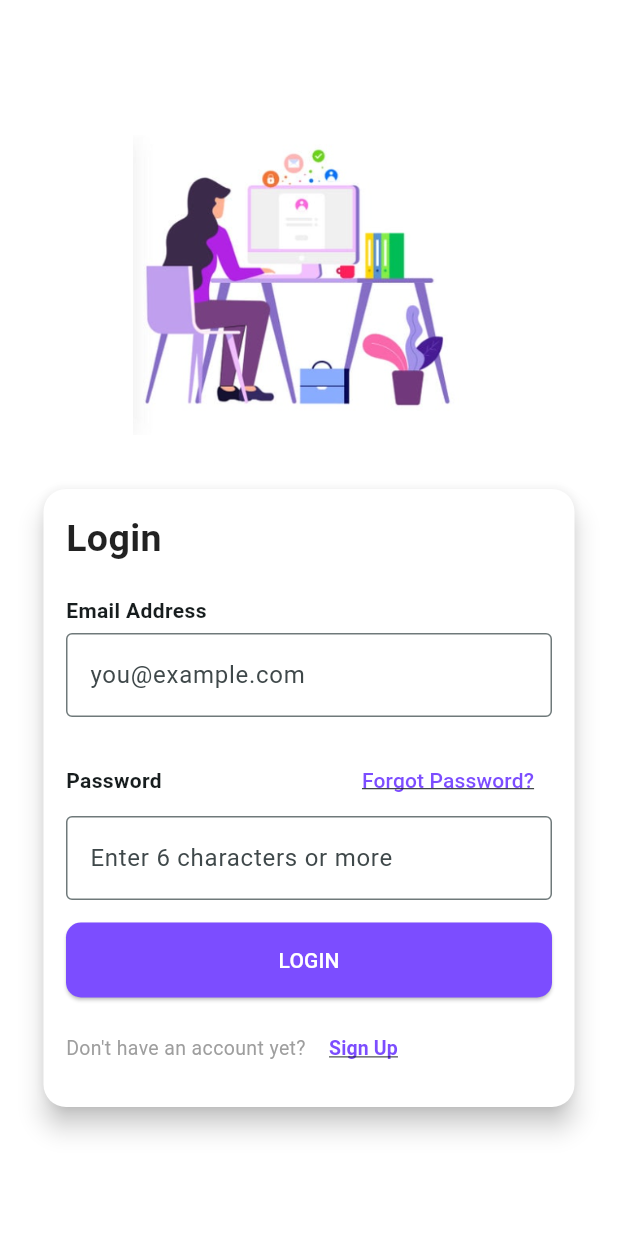
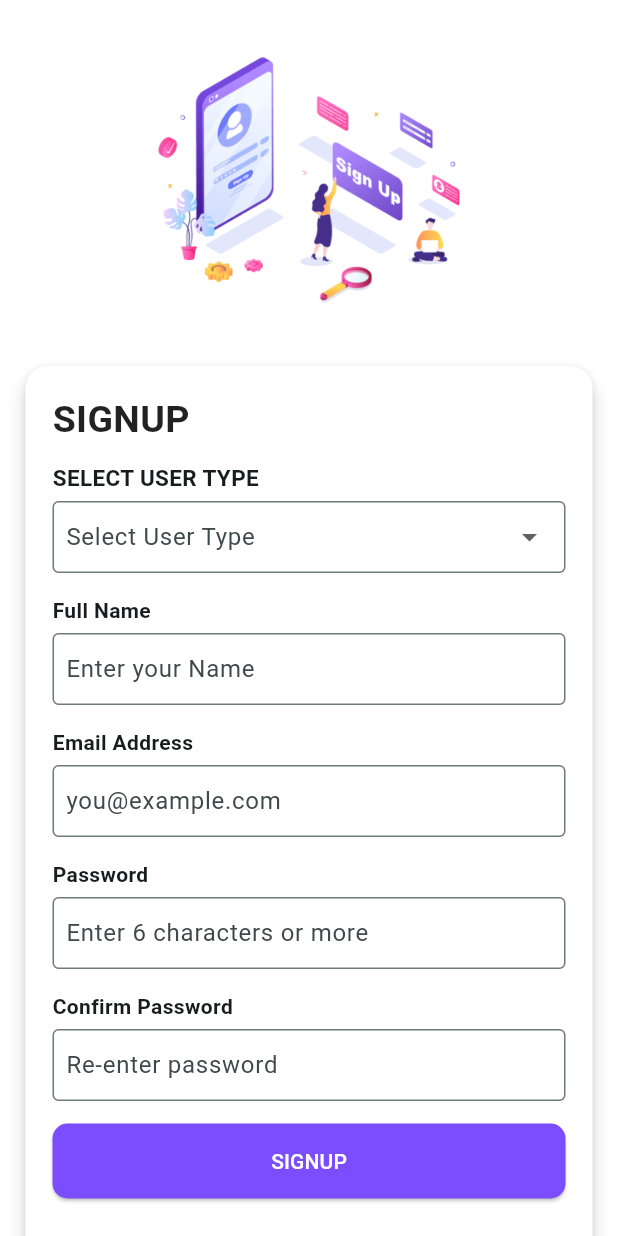
Before and after one commit to pulkitsharma96/Hr_product, a Flutter app: the screen it shows after launch, after a tap on "Sign Up", on a phone screen of 412 x 824 dp. Run offline on Flutter 3.47's test engine with Material 3 defaults, Android fonts, the phone set to English and light mode, and no system bars; our stand-ins replace fluttertoast.

Commit message:
login , signup screen

```diff
--- a/lib/login_screen.dart
+++ b/lib/login_screen.dart
@@ -1,4 +1,6 @@
 import 'package:flutter/material.dart';
+import 'package:fluttertoast/fluttertoast.dart';
+import 'package:hr_product/sign_up_screen.dart';
 
 class LoginScreen extends StatefulWidget {
   @override
@@ -6,6 +8,32 @@ class LoginScreen extends StatefulWidget {
 }
 
 class _LoginScreenState extends State<LoginScreen> {
+  final TextEditingController _emailController = TextEditingController();
+  final TextEditingController _passwordController = TextEditingController();
+
+  void _validateLogin() {
+    if (_emailController.text.isEmpty) {
+      Fluttertoast.showToast(
+        msg: "Enter email",
+        toastLength: Toast.LENGTH_SHORT,
+
+      );
+    } else if (_passwordController.text.isEmpty) {
+      Fluttertoast.showToast(
+        msg: "Enter password",
+
+      );
+    } else {
+      Fluttertoast.showToast(
+        msg: "Login successful",
+        toastLength: Toast.LENGTH_SHORT,
+        gravity: ToastGravity.BOTTOM,
+        backgroundColor: Colors.green,
+        textColor: Colors.white,
+      );
+    }
+  }
+
   @override
   Widget build(BuildContext context) {
     return Scaffold(
@@ -28,8 +56,7 @@ class _LoginScreenState extends State<LoginScreen> {
                   mainAxisAlignment: MainAxisAlignment.center,
                   children: [
                     Padding(
-                      padding:
-                      const EdgeInsets.symmetric(vertical: 20.0),
+                      padding: const EdgeInsets.symmetric(vertical: 20.0),
                       child: Image.asset(
                         'assets/Images/loginImage.png',
                         height: 200,
@@ -39,17 +66,15 @@ class _LoginScreenState extends State<LoginScreen> {
                     _buildLoginForm(),
                   ],
                 )
-
                     : Row(
                   children: [
                     Expanded(
                       flex: 2,
                       child: Padding(
-                        padding:
-                        const EdgeInsets.symmetric(vertical: 20.0),
+                        padding: const EdgeInsets.symmetric(vertical: 20.0),
                         child: Image.asset(
                           'assets/Images/loginImage.png',
-                          height: 400,
+                          height: 380,
                           fit: BoxFit.cover,
                         ),
                       ),
@@ -67,7 +92,6 @@ class _LoginScreenState extends State<LoginScreen> {
       ),
     );
   }
-
 
   Widget _buildLoginForm() {
     return Card(
@@ -99,8 +123,9 @@ class _LoginScreenState extends State<LoginScreen> {
               ),
             ),
             const SizedBox(height: 5),
-            const TextField(
-              decoration: InputDecoration(
+            TextField(
+              controller: _emailController,
+              decoration: const InputDecoration(
                 hintText: 'you@example.com',
                 border: OutlineInputBorder(),
               ),
@@ -127,16 +152,17 @@ class _LoginScreenState extends State<LoginScreen> {
                 ),
               ],
             ),
-            const TextField(
+            TextField(
+              controller: _passwordController,
               obscureText: true,
-              decoration: InputDecoration(
+              decoration: const InputDecoration(
                 hintText: 'Enter 6 characters or more',
                 border: OutlineInputBorder(),
               ),
             ),
             const SizedBox(height: 15),
             ElevatedButton(
-              onPressed: () {},
+              onPressed: _validateLogin,
               style: ElevatedButton.styleFrom(
                 backgroundColor: Colors.deepPurpleAccent,
                 minimumSize: const Size(double.infinity, 50),
@@ -160,7 +186,12 @@ class _LoginScreenState extends State<LoginScreen> {
                   ),
                 ),
                 TextButton(
-                  onPressed: () {},
+                  onPressed: () {
+                    Navigator.push(
+                      context,
+                      MaterialPageRoute(builder: (context) => SignUpScreen()),
+                    );
+                  },
                   child: const Text(
                     "Sign Up",
                     style: TextStyle(
--- /dev/null
+++ b/lib/sign_up_screen.dart
@@ -0,0 +1,267 @@
+import 'package:flutter/material.dart';
+import 'package:fluttertoast/fluttertoast.dart';
+
+class SignUpScreen extends StatefulWidget {
+  const SignUpScreen({super.key});
+
+  @override
+  State<SignUpScreen> createState() => _SignUpScreenState();
+}
+
+final List<String> userTypeList = [
+  'HR Super Admin',
+  'Manager',
+  'Employee',
+  'HR',
+];
+
+class _SignUpScreenState extends State<SignUpScreen> {
+  final TextEditingController _nameController = TextEditingController();
+  final TextEditingController _emailController = TextEditingController();
+  final TextEditingController _passwordController = TextEditingController();
+  final TextEditingController _confirmPasswordController = TextEditingController();
+  String? selectedUserType;
+
+  void _validateSignUp() {
+    if (selectedUserType == null || selectedUserType!.isEmpty) {
+      Fluttertoast.showToast(msg: "Please select a user type");
+    } else if (_nameController.text.isEmpty) {
+      Fluttertoast.showToast(msg: "Please enter your full name");
+    } else if (_emailController.text.isEmpty) {
+      Fluttertoast.showToast(msg: "Please enter your email address");
+    } else if (_passwordController.text.isEmpty) {
+      Fluttertoast.showToast(msg: "Please enter a password");
+    } else if (_passwordController.text.length < 6) {
+      Fluttertoast.showToast(msg: "Password must be at least 6 characters");
+    } else if (_confirmPasswordController.text.isEmpty) {
+      Fluttertoast.showToast(msg: "Please confirm your password");
+    } else if (_passwordController.text != _confirmPasswordController.text) {
+      Fluttertoast.showToast(msg: "Passwords do not match");
+    } else {
+      Fluttertoast.showToast(msg: "Sign Up Successful");
+    }
+  }
+
+  @override
+  Widget build(BuildContext context) {
+    return Scaffold(
+      backgroundColor: Colors.white,
+      body: Center(
+        child: LayoutBuilder(
+          builder: (context, constraints) {
+            bool isMobile = constraints.maxWidth < 800;
+
+            return SingleChildScrollView(
+              child: Container(
+                width: double.infinity,
+                padding: const EdgeInsets.symmetric(horizontal: 13.0),
+                decoration: BoxDecoration(
+                  color: Colors.white,
+                  borderRadius: BorderRadius.circular(15),
+                ),
+                child: isMobile
+                    ? Column(
+                  mainAxisAlignment: MainAxisAlignment.center,
+                  children: [
+                    Padding(
+                      padding: const EdgeInsets.symmetric(vertical: 20.0),
+                      child: Image.asset(
+                        'assets/Images/signup.png',
+                        height: 200,
+                        fit: BoxFit.cover,
+                      ),
+                    ),
+                    _buildSignUpForm(),
+                  ],
+                )
+                    : Row(
+                  children: [
+                    Expanded(
+                      flex: 2,
+                      child: Padding(
+                        padding: const EdgeInsets.symmetric(vertical: 20.0),
+                        child: Image.asset(
+                          'assets/Images/signup.png',
+                          height: 380,
+                          fit: BoxFit.cover,
+                        ),
+                      ),
+                    ),
+                    Expanded(
+                      flex: 2,
+                      child: _buildSignUpForm(),
+                    ),
+                  ],
+                ),
+              ),
+            );
+          },
+        ),
+      ),
+    );
+  }
+
+  Widget _buildSignUpForm() {
+    return Card(
+      elevation: 5,
+      shape: RoundedRectangleBorder(
+        borderRadius: BorderRadius.circular(15),
+      ),
+      color: Colors.white,
+     // margin: const EdgeInsets.all(16.0),
+      child: Padding(
+        padding: const EdgeInsets.all(18.0),
+        child: Column(
+
+          crossAxisAlignment: CrossAxisAlignment.start,
+          children: [
+            const Text(
+              'SIGNUP',
+              style: TextStyle(
+                fontSize: 25,
+                fontWeight: FontWeight.bold,
+                color: Colors.black87,
+              ),
+            ),
+            const SizedBox(height: 10),
+            const Text(
+              "SELECT USER TYPE",
+              style: TextStyle(
+                fontWeight: FontWeight.bold,
+                fontSize: 15.0,
+              ),
+            ),
+            const SizedBox(height: 5.0),
+            DropdownButtonFormField<String>(
+              decoration: const InputDecoration(
+                labelText: "Select User Type",
+                border: OutlineInputBorder(),
+                contentPadding: EdgeInsets.symmetric(vertical: 3, horizontal: 5),
+              ),
+              items: userTypeList.map((String userType) {
+                return DropdownMenuItem<String>(
+                  value: userType,
+                  child: Text(userType),
+                );
+              }).toList(),
+              onChanged: (String? newValue) {
+                setState(() {
+                  selectedUserType = newValue;
+                });
+              },
+              icon: const Icon(Icons.arrow_drop_down),
+            ),
+            const SizedBox(height: 15),
+            const Text(
+              "Full Name",
+              style: TextStyle(
+                fontWeight: FontWeight.bold,
+              ),
+            ),
+            const SizedBox(height: 5),
+            TextField(
+
+              controller: _nameController,
+              decoration: const InputDecoration(
+                hintText: 'Enter your Name',
+                border: OutlineInputBorder(),
+                contentPadding: EdgeInsets.symmetric(vertical: 3, horizontal: 5),
+              ),
+            ),
+            const SizedBox(height: 15),
+            const Text(
+              "Email Address",
+              style: TextStyle(
+                fontWeight: FontWeight.bold,
+              ),
+            ),
+            const SizedBox(height: 5),
+            TextField(
+              controller: _emailController,
+              decoration: const InputDecoration(
+                hintText: 'you@example.com',
+                border: OutlineInputBorder(),
+                contentPadding: EdgeInsets.symmetric(vertical: 3, horizontal: 5),
+              ),
+            ),
+            const SizedBox(height: 15),
+            const Text(
+              'Password',
+              style: TextStyle(
+                fontWeight: FontWeight.bold,
+              ),
+            ),
+            const SizedBox(height: 5),
+            TextField(
+              controller: _passwordController,
+              obscureText: true,
+              decoration: const InputDecoration(
+                hintText: 'Enter 6 characters or more',
+                border: OutlineInputBorder(),
+                contentPadding: EdgeInsets.symmetric(vertical: 3, horizontal: 5),
+              ),
+            ),
+            const SizedBox(height: 15),
+            const Text(
+              'Confirm Password',
+              style: TextStyle(
+                fontWeight: FontWeight.bold,
+              ),
+            ),
+            const SizedBox(height: 5),
+            TextField(
+              controller: _confirmPasswordController,
+              obscureText: true,
+              decoration: const InputDecoration(
+                hintText: 'Re-enter password',
+                border: OutlineInputBorder(),
+                contentPadding: EdgeInsets.symmetric(vertical: 3, horizontal: 5),
+              ),
+            ),
+            const SizedBox(height: 15),
+            ElevatedButton(
+              onPressed: _validateSignUp,
+              style: ElevatedButton.styleFrom(
+                backgroundColor: Colors.deepPurpleAccent,
+                minimumSize: const Size(double.infinity, 50),
+                shape: RoundedRectangleBorder(
+                  borderRadius: BorderRadius.circular(10),
+                ),
+              ),
+              child: const Text(
+                'SIGNUP',
+                style: TextStyle(color: Colors.white),
+              ),
+            ),
+            const SizedBox(height: 10),
+            Row(
+              children: [
+                const Text(
+                  "Already have an account?",
+                  style: TextStyle(
+                    fontSize: 13,
+                    color: Colors.grey,
+                  ),
+                ),
+                TextButton(
+                  onPressed: () {
+                    Navigator.pop(context);
+                  },
+                  child: const Text(
+                    "Login here",
+                    style: TextStyle(
+                      fontWeight: FontWeight.bold,
+                      fontSize: 13,
+                      color: Colors.deepPurpleAccent,
+                      decoration: TextDecoration.underline,
+                    ),
+                  ),
+                ),
+              ],
+            ),
+          ],
+        ),
+      ),
+    );
+  }
+}
--- a/pubspec.yaml
+++ b/pubspec.yaml
@@ -35,6 +35,7 @@ dependencies:
   # The following adds the Cupertino Icons font to your application.
   # Use with the CupertinoIcons class for iOS style icons.
   cupertino_icons: ^1.0.8
+  fluttertoast: ^8.0.9
 
 dev_dependencies:
   flutter_test:
@@ -61,6 +62,7 @@ flutter:
   # To add assets to your application, add an assets section, like this:
   assets:
      -  assets/Images/loginImage.png
+     - assets/Images/signup.png
      - assets/Images/Google-Logo.webp
      - assets/linkedin-icon-png.webp
      - assets/git_logo.jpg
```
Also changed, not shown: assets/Images/signup.png (added).
